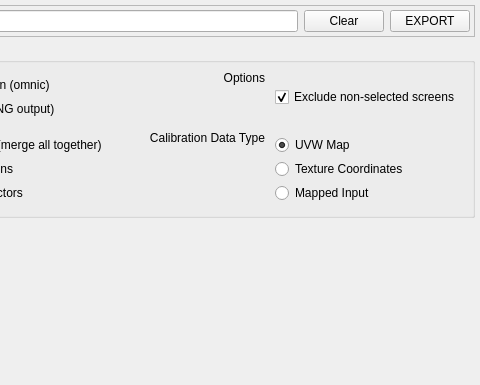
WilstonOreo/omnidome, file src/app/ui/omni_ui_Export.ui: the form before one commit; both pictures show x 277 to 757 and y 0 to 385 of the 757 by 385 pixel window.
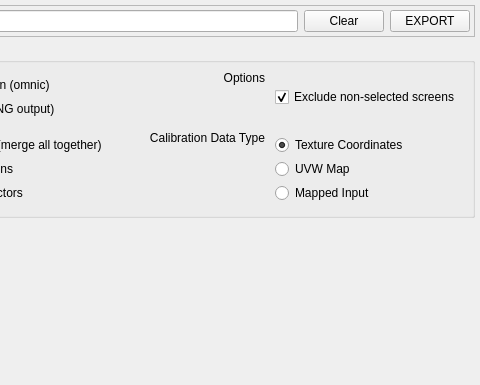
The form after the commit. Custom widgets are drawn as their Qt base class.

The edit to the form file:
```diff
--- a/src/app/ui/omni_ui_Export.ui
+++ b/src/app/ui/omni_ui_Export.ui
@@ -308,20 +308,26 @@
          <property name="bottomMargin">
           <number>4</number>
          </property>
-         <item>
-          <widget class="QRadioButton" name="rbUVWMap">
-           <property name="text">
-            <string>UVW Map</string>
-           </property>
-           <property name="checked">
-            <bool>true</bool>
-           </property>
-          </widget>
-         </item>
          <item>
           <widget class="QRadioButton" name="rbTextureCoordinates">
            <property name="text">
             <string>Texture Coordinates</string>
+           </property>
+           <property name="checkable">
+            <bool>true</bool>
+           </property>
+           <property name="checked">
+            <bool>true</bool>
+           </property>
+          </widget>
+         </item>
+         <item>
+          <widget class="QRadioButton" name="rbUVWMap">
+           <property name="text">
+            <string>UVW Map</string>
+           </property>
+           <property name="checked">
+            <bool>false</bool>
            </property>
           </widget>
          </item>
```
Left out of the diff: 4 changed lines with no effect on the pictures.
